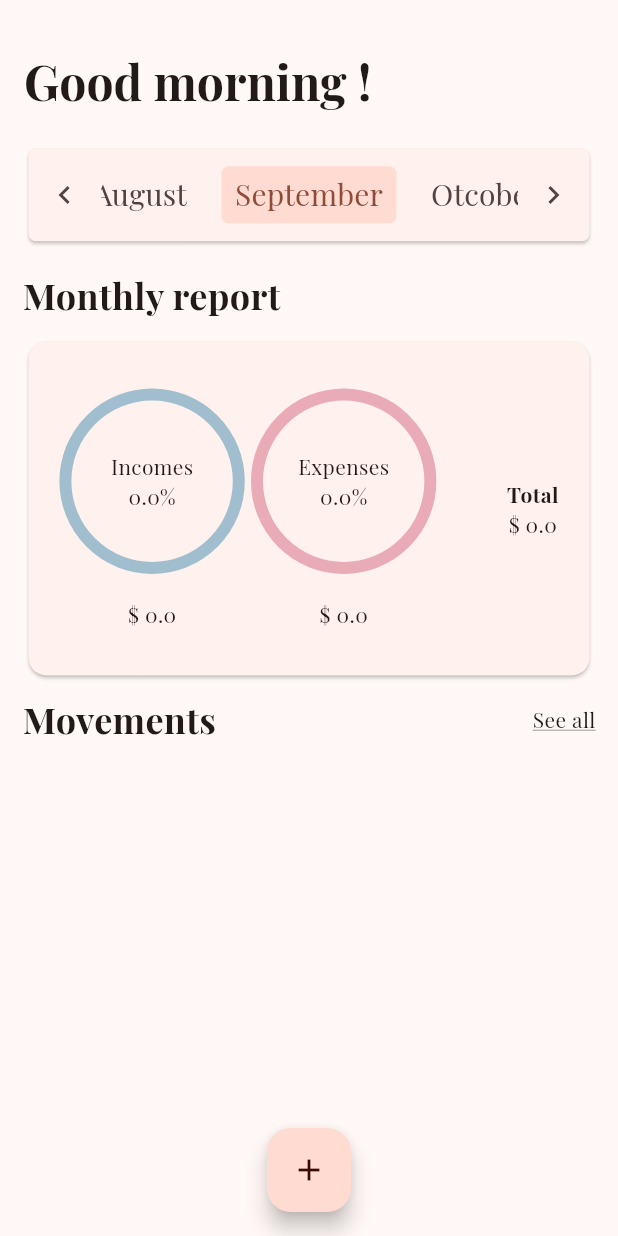
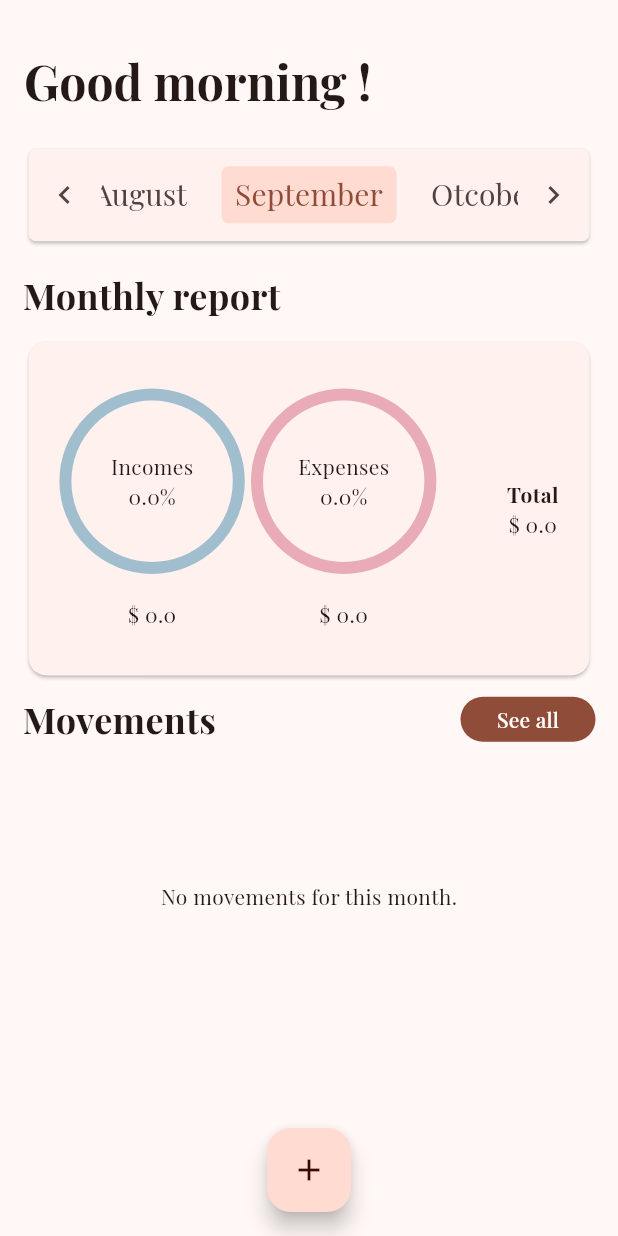
Before and after one commit to jacopo-degattis/makeitcount, a Flutter app: the screen it shows after launch, on a phone screen of 412 x 824 dp. Run offline on Flutter 3.47's test engine with Material 3 defaults, Android fonts, the phone set to English and light mode, and no system bars; drawn by our look-alikes of percent_indicator; our stand-ins replace flutter_riverpod, google_fonts, objectbox, riverpod_annotation; generated files the repository leaves out were written again.

Commit message:
feat: add named router handling chore: show label when no movements are found for the given month fix: rounding problem for total and amount fields in monthly report feat: add "See All Movements" page with movements list for given month

```diff
--- a/lib/main.dart
+++ b/lib/main.dart
@@ -2,6 +2,7 @@ import 'package:flutter/material.dart';
 import 'package:flutter_riverpod/flutter_riverpod.dart';
 import 'package:makeitcount/db.dart';
 import 'package:makeitcount/screens/home/home.dart';
+import 'package:makeitcount/screens/see-all/see-all.dart';
 import 'package:makeitcount/state/providers/database/objectbox.provider.dart';
 import 'package:makeitcount/theme.dart';
 import 'package:makeitcount/util.dart';
@@ -29,8 +30,12 @@ class MyApp extends StatelessWidget {
 
     return MaterialApp(
       theme: brightness == Brightness.light ? theme.light() : theme.dark(),
-      home: const HomePage(),
+      // home: const HomePage(),
       debugShowCheckedModeBanner: false,
+      routes: {
+        '/': (context) => const HomePage(),
+        '/see-all': (context) => const SeeAll()
+      },
     );
   }
 }
--- a/lib/screens/home/components/movements.dart
+++ b/lib/screens/home/components/movements.dart
@@ -1,6 +1,7 @@
 import 'package:flutter/material.dart';
 import 'package:flutter_riverpod/flutter_riverpod.dart';
-import 'package:makeitcount/screens/home/components/single_movment_card.dart';
+import 'package:makeitcount/components/single_movment_card.dart';
+import 'package:makeitcount/screens/see-all/see-all.dart';
 import 'package:makeitcount/state/providers/movements/movements_repository.provider.dart';
 
 class Movements extends ConsumerStatefulWidget {
@@ -17,6 +18,7 @@ class _MovementsState extends ConsumerState<Movements> {
   @override
   Widget build(BuildContext context) {
     final margin = MediaQuery.of(context).size.height * 0.010;
+    final noMovementsLabelSpacing = MediaQuery.of(context).size.height * 0.1;
 
     final movementsRepo = ref.watch(movementsRepositoryProvider);
     // I show only the three / four last movements
@@ -24,28 +26,36 @@ class _MovementsState extends ConsumerState<Movements> {
     final movementsPreview =
         movementsRepo.getMovementsByMonth(widget.month, limit: 3);
 
-    return Column(children: [
+    return Expanded(
+      child: Column(children: [
         Container(
             margin: EdgeInsets.only(top: margin, bottom: margin),
-          child: const Row(
+            child: Row(
               mainAxisAlignment: MainAxisAlignment.spaceBetween,
               children: [
-              Text(
+                const Text(
                   "Movements",
                   style: TextStyle(
                     fontSize: 24,
                     fontWeight: FontWeight.bold,
                   ),
                 ),
-              Text(
-                "See all",
-                style: TextStyle(
-                  decoration: TextDecoration.underline,
+                // TODO: it's ok but maybe make it nicer to see
+                SizedBox(
+                  height: 30,
+                  width: 90,
+                  child: FilledButton(
+                    onPressed: () {
+                      Navigator.pushNamed(context, "/see-all",
+                          arguments: SeeAllArguments(widget.month));
+                    },
+                    child: const Text("See all"),
                   ),
                 )
               ],
             )),
-      Column(
+        movementsPreview.isNotEmpty
+            ? Column(
                 mainAxisAlignment: MainAxisAlignment.spaceEvenly,
                 children: movementsPreview.map((movement) {
                   return SingleMovementCard(
@@ -57,6 +67,19 @@ class _MovementsState extends ConsumerState<Movements> {
                   );
                 }).toList(),
               )
-    ]);
+            : Expanded(
+                child: Column(
+                  mainAxisSize: MainAxisSize.max,
+                  // mainAxisAlignment: MainAxisAlignment.center,
+                  crossAxisAlignment: CrossAxisAlignment.center,
+                  children: [
+                    Container(
+                        margin: EdgeInsets.only(top: noMovementsLabelSpacing),
+                        child: Text("No movements for this month.")),
+                  ],
+                ),
+              )
+      ]),
+    );
   }
 }
```
Also changed, not shown: lib/screens/see-all/see-all.dart (added, +55 -0 lines), lib/state/repository/movements.repository.dart (+6 -6 lines), lib/components/single_movment_card.dart (renamed from lib/screens/home/components/single_movment_card.dart). Lines whose indentation alone changed are shown as unchanged.
